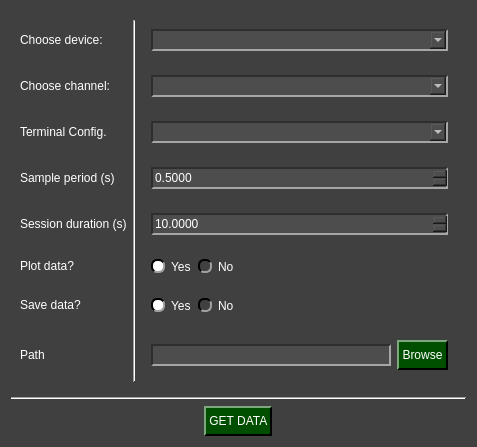
Above: pydaq/uis/PyDAQ_get_data_NIDAQ_widget.ui from samirmartins/pydaq before the change. Below: the same form after it.
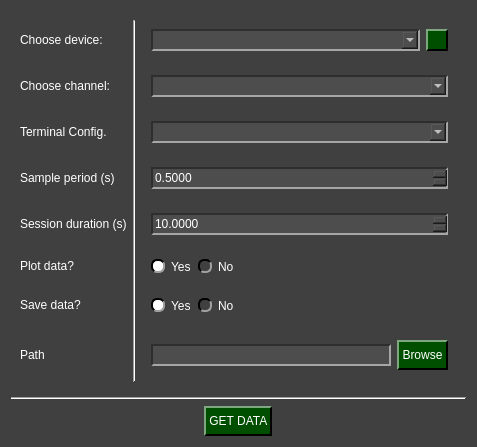
That is the form after the change. Icons and pictures are not drawn.

Commit message: Reload devices on NIDAQ tabs

```diff
--- a/pydaq/uis/PyDAQ_get_data_NIDAQ_widget.ui
+++ b/pydaq/uis/PyDAQ_get_data_NIDAQ_widget.ui
@@ -523,6 +523,25 @@
            </property>
           </widget>
          </item>
+         <item row="0" column="1">
+          <widget class="QPushButton" name="reload_devices">
+           <property name="minimumSize">
+            <size>
+             <width>22</width>
+             <height>22</height>
+            </size>
+           </property>
+           <property name="maximumSize">
+            <size>
+             <width>22</width>
+             <height>22</height>
+            </size>
+           </property>
+           <property name="text">
+            <string/>
+           </property>
+          </widget>
+         </item>
         </layout>
        </widget>
       </item>
```
The commit also changes 9 other files.
